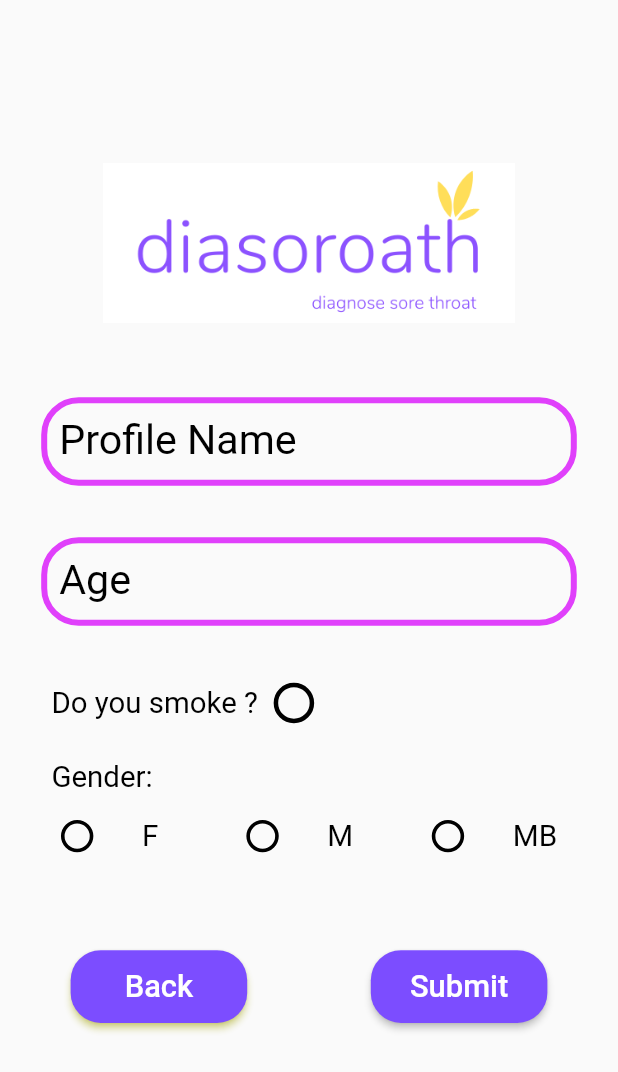
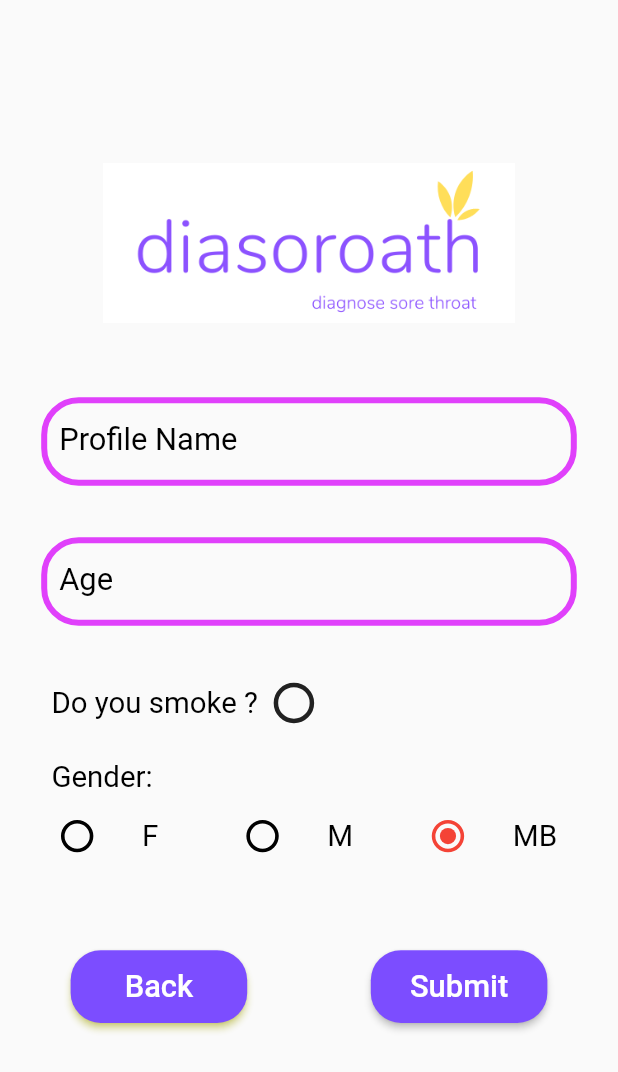
Before and after one commit to atalay55/diasoroath-master, a Flutter app: the RegisterPage screen opened directly, on a phone screen of 412 x 824 dp. Shown: the top 1072 px of the screen. Run offline on Flutter 3.47's test engine with Material 2 defaults, Android fonts, the phone set to English and light mode, and no system bars; our stand-ins replace camera, cloud_firestore, contacts_service, firebase_core, flutter_speed_dial, gallery_saver and 7 more; missing offline and left inert: perfect_volume_control; accounts and stored records are empty.

```diff
--- a/lib/Pages/RegisterPage.dart
+++ b/lib/Pages/RegisterPage.dart
@@ -1,8 +1,7 @@
 import 'package:cloud_firestore/cloud_firestore.dart';
-import 'package:flutter/cupertino.dart';
 import 'package:flutter/material.dart';
+import 'package:flutter/services.dart';
 import 'package:gokhan/Pages/LoginPage.dart';
-import 'package:gokhan/Entity/Message.dart';
 import 'package:gokhan/Services/Validation/validation.dart';
 import 'package:shared_preferences/shared_preferences.dart';
 
@@ -44,60 +43,33 @@ class _RegisterPageState extends State<RegisterPage> {
       print('Failed to create user: $error');
     });
   }
+  late TextEditingController _nameSurnameController;
+  late TextEditingController _ageController;
+  late FocusNode _nameFocusNode;
+  late FocusNode _ageFocusNode;
+  bool _isChecked = false;
+  var sexValue = 0;
+  var width, height;
+  var _formKey = GlobalKey<FormState>();
 
-/*  Future<void> somethink(String name, String value, String avatarUrl, String smoke, String age) async{
-    String phoneNum = await get();
-    CollectionReference userCollectionRef = FirebaseFirestore.instance.collection(phoneNum);
+  @override
+  void initState() {
+    super.initState();
+    _nameSurnameController = TextEditingController();
+    _ageController = TextEditingController();
+    _nameFocusNode = FocusNode();
+    _ageFocusNode = FocusNode();
+  }
 
-      DocumentReference userDocRef = userCollectionRef.doc("User");
-      DocumentReference usersCollectionRef = userDocRef.collection(name).doc();
+  @override
+  void dispose() {
+    _nameSurnameController.dispose();
+    _ageController.dispose();
+    _nameFocusNode.dispose();
+    _ageFocusNode.dispose();
+    super.dispose();
+  }
 
-      await usersCollectionRef.set({
-        'id': usersCollectionRef.id,
-        'name': name,
-        'gender': value=="1" ? "F" : value=="2"? "M":"MB",
-        'avatarUrl': avatarUrl,
-        'smoke': smoke,
-        'age': age,
-      }).then(( _) {
-        print('added user: ${usersCollectionRef.id}');
-      }).catchError((error) {
-        print('Error: $error');
-      });
-    }
-
-
-
-
-*/
-/*
-  FirebaseFirestore fire = FirebaseFirestore.instance;
-  Future<void> addEntity(String name, String value, String avatarUrl, String smoke, String age) async {
-    DocumentReference docRef = FirebaseFirestore.instance.collection("User").doc();
-
-    await docRef.set({
-      'id': docRef.id,
-      'name': name,
-      'gender': value=="1" ? "F" : value=="2"? "M":"MB",
-      'avatarUrl': avatarUrl,
-      'smoke': smoke,
-      'age': age,
-    }).then((_) {
-      print('Belge eklendi: ${docRef.id}');
-    }).catchError((error) {
-      print('Belge ekleme işlemi başarısız oldu: $error');
-    });
-
-
-  }
-*/
-  var nameSurnameCont=TextEditingController();
-  var ageController =TextEditingController();
-  bool _isChecked = false;
-  var sexValue=0 ;
-  var width ,height;
-
-  var _formKey = GlobalKey<FormState>();
   @override
   Widget build(BuildContext context) {
     width = MediaQuery.of(context).size.shortestSide;
@@ -105,7 +77,11 @@ class _RegisterPageState extends State<RegisterPage> {
     return Scaffold(
 
       body:
-      Center(
+      GestureDetector(
+        onTap: (){
+          _nameFocusNode.unfocus();
+          _ageFocusNode.unfocus();
+        },
         child: Container(
           height: height,/*
           decoration: BoxDecoration(
@@ -142,8 +118,9 @@ class _RegisterPageState extends State<RegisterPage> {
                             left: width/15,
                             right:width/15),
                         child: TextFormField(
+                          focusNode: _nameFocusNode,
                           style: TextStyle(color: Colors.black),
-                          controller: nameSurnameCont,
+                          controller: _nameSurnameController,
                           decoration: InputDecoration(
                             errorStyle: TextStyle(fontSize: width/22 ,color: Colors.black),
                             errorBorder: OutlineInputBorder(
@@ -164,7 +141,7 @@ class _RegisterPageState extends State<RegisterPage> {
                                 borderRadius: BorderRadius.circular(25.0)),
                             label: Text(
                               "Profile Name",
-                              style: TextStyle(fontSize: width/15,color: Colors.black),
+                              style: TextStyle(fontSize: width/20,color: Colors.black),
                             ),
                             fillColor: Colors.white,
                           ),
@@ -181,7 +158,9 @@ class _RegisterPageState extends State<RegisterPage> {
                             right:width/15),
                         child: TextFormField(
                           style: TextStyle(color:  Colors.black),
-                          controller: ageController,
+                          focusNode: _ageFocusNode,
+                          controller: _ageController,
+                          keyboardType: TextInputType.number,
                           decoration: InputDecoration(
                             errorStyle: TextStyle(fontSize: width/22 ,color:  Colors.black),
                             errorBorder: OutlineInputBorder(
@@ -202,7 +181,7 @@ class _RegisterPageState extends State<RegisterPage> {
                                 borderRadius: BorderRadius.circular(25.0)),
                             label: Text(
                               "Age",
-                              style: TextStyle(fontSize: width/15 ,color: Colors.black),
+                              style: TextStyle(fontSize:  width/20 ,color: Colors.black),
                             ),
                             fillColor:  Colors.black,
                           ),
@@ -230,7 +209,7 @@ class _RegisterPageState extends State<RegisterPage> {
                                 scale: 1.5,
                                 child: Theme(
                                   data: Theme.of(context).copyWith(
-                                  unselectedWidgetColor:  Colors.black,
+                                  unselectedWidgetColor:  Colors.black87,
                                 ),
                                   child: Checkbox(
                                   activeColor: Colors.red,
@@ -239,11 +218,14 @@ class _RegisterPageState extends State<RegisterPage> {
                                        borderRadius: BorderRadius.circular(25), //
                                      ),
                                   materialTapTargetSize: MaterialTapTargetSize.padded,
-                                  value: _isChecked,
+                                  value: _isChecked ,
                                   onChanged: (chacked){
                                     setState(() {
+                                      if(_isChecked==null){
+                                        print("asdsadsdd");
+                                      }
                                       _isChecked=chacked!;
-                                      //print(_isChecked);
+                                      print(_isChecked);
                                     });
                                   },),
                                 )),
@@ -353,7 +335,7 @@ class _RegisterPageState extends State<RegisterPage> {
                                         ),
                                       ],
                                     ),
-                                    value: 3,
+                                    value: 0,
                                     groupValue: sexValue,
                                     onChanged: (int? veri) {
                                       setState(() {
@@ -421,10 +403,8 @@ class _RegisterPageState extends State<RegisterPage> {
 
                                       setState(() {
                                         if (_formKey.currentState!.validate()) {
-                                          print("sdasad");
                                           setState(() {
-                                            createUser(nameSurnameCont.text, this.sexValue.toString(), " ", _isChecked.toString(), ageController.text).then((value) => {
-                                            print("sdasadasdasdasd"),
+                                            createUser(_nameSurnameController.text, this.sexValue.toString(), " ", _isChecked.toString(), _ageController.text).then((value) => {
                                               Navigator.push(context, MaterialPageRoute(builder: (context)=>LoginPage()))
                                             });
                                           });
--- a/lib/Pages/Tabs/ReportPage.dart
+++ b/lib/Pages/Tabs/ReportPage.dart
@@ -315,7 +315,7 @@ class _ReportPageState extends State<ReportPage> {
 
                       },
                       child: Container(
-                        color: selectedItems.contains(index)?Colors.blueAccent:Colors.white,
+                        color: selectedItems.contains(index)?Colors.blueAccent:Colors.white12,
                         height: 100,
                         width: width,
                         child: Padding(
--- a/lib/main.dart
+++ b/lib/main.dart
@@ -1,7 +1,7 @@
 import 'package:firebase_core/firebase_core.dart';
 import 'package:flutter/material.dart';
-import 'package:gokhan/Pages/HomePage.dart';
 import 'package:gokhan/Pages/LoginPage.dart';
+import 'package:gokhan/Pages/Tabs/CameraPage.dart';
 import 'package:shared_preferences/shared_preferences.dart';
 import 'package:permission_handler/permission_handler.dart';
 import 'package:contacts_service/contacts_service.dart';
--- a/pubspec.yaml
+++ b/pubspec.yaml
@@ -49,7 +49,7 @@ dependencies:
   share_plus: ^6.3.4
   pdf: ^3.6.0
   contacts_service: ^0.6.3
-
+  perfect_volume_control: ^1.0.5
 dev_dependencies:
   flutter_test:
     sdk: flutter
```
Also changed, not shown: lib/Pages/LoginPage.dart (+13 -9 lines), lib/Pages/Tabs/CameraPage.dart (+14 -1 lines), pubspec.lock, 2 other files.
